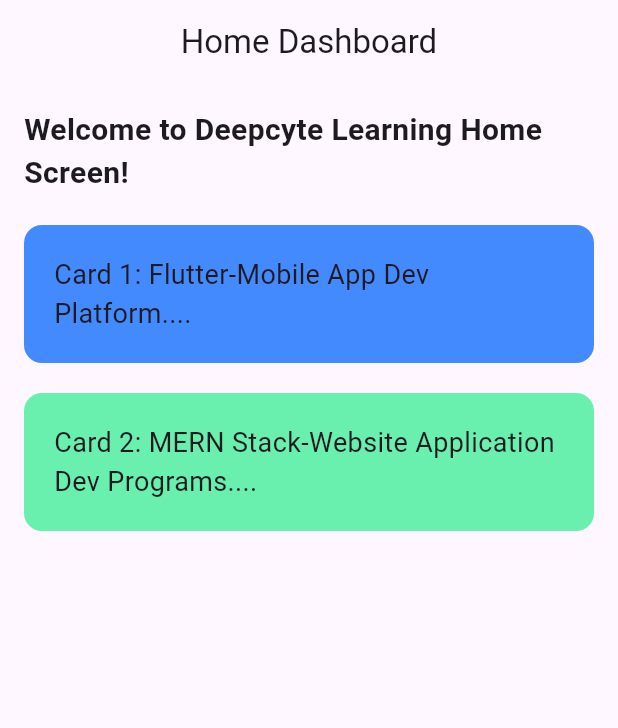
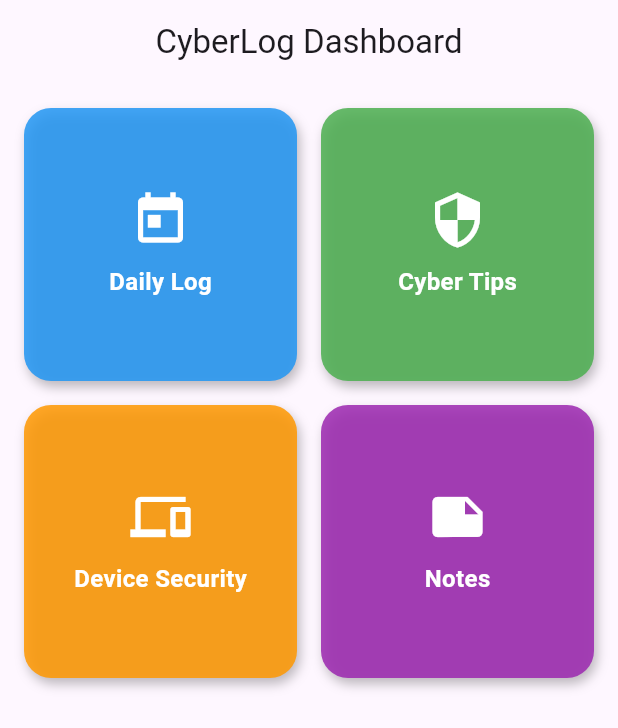
Before and after one commit to prayu-cyber/cyberlog, a Flutter app: the screen it shows after launch, on a phone screen of 412 x 824 dp. Shown: the top 728 px of the screen. Run offline on Flutter 3.47's test engine with Material 3 defaults, Android fonts, the phone set to English and light mode, and no system bars.

Commit message:
Cyberlog Dashboard

```diff
--- a/lib/main.dart
+++ b/lib/main.dart
@@ -1,72 +1,106 @@
 import 'package:flutter/material.dart';
 
 void main() {
-  runApp(const MyApp());
+  runApp(const CyberLogApp());
 }
 
-class MyApp extends StatelessWidget {
-  const MyApp({super.key});
+class CyberLogApp extends StatelessWidget {
+  const CyberLogApp({super.key});
 
   @override
   Widget build(BuildContext context) {
     return MaterialApp(
-      debugShowCheckedModeBanner: false,
-      home: const HomeScreen(),
+      home: const DashboardScreen(),
     );
   }
 }
 
-class HomeScreen extends StatelessWidget {
-  const HomeScreen({super.key});
+class DashboardScreen extends StatelessWidget {
+  const DashboardScreen({super.key});
 
   @override
   Widget build(BuildContext context) {
     return Scaffold(
       appBar: AppBar(
-        title: const Text("Home Dashboard"),
+        title: const Text("CyberLog Dashboard"),
         centerTitle: true,
       ),
+      body: Padding(
+        padding: const EdgeInsets.all(16),
+        child: GridView.count(
+          crossAxisCount: 2, //
+          crossAxisSpacing: 16,
+          mainAxisSpacing: 16,
+          children: const [
+            DashboardCard(
+              title: "Daily Log",
+              icon: Icons.today,
+              color: Colors.blue,
+            ),
+            DashboardCard(
+              title: "Cyber Tips",
+              icon: Icons.security,
+              color: Colors.green,
+            ),
+            DashboardCard(
+              title: "Device Security",
+              icon: Icons.devices,
+              color: Colors.orange,
+            ),
+            DashboardCard(
+              title: "Notes",
+              icon: Icons.note,
+              color: Colors.purple,
+            ),
+          ],
+        ),
+      ),
+    );
+  }
+}
 
-      body: Padding(
-        padding: const EdgeInsets.all(16.0),
+class DashboardCard extends StatelessWidget {
+  final String title;
+  final IconData icon;
+  final Color color;
+
+  const DashboardCard({
+    super.key,
+    required this.title,
+    required this.icon,
+    required this.color,
+  });
+
+  @override
+  Widget build(BuildContext context) {
+    return Container(
+      decoration: BoxDecoration(
+        color: color.withOpacity(0.85), //
+        borderRadius: BorderRadius.circular(18), //
+        boxShadow: const [
+          BoxShadow(
+            color: Colors.black26,
+            blurRadius: 6,
+            offset: Offset(2, 4),
+          ),
+        ],
+      ),
+      child: Center(
         child: Column(
-          crossAxisAlignment: CrossAxisAlignment.start,
+          mainAxisSize: MainAxisSize.min,
           children: [
-            const Text(
-              "Welcome to Deepcyte Learning Home Screen!",
-              style: TextStyle(
-                fontSize: 20,
+            Icon(
+              icon,
+              size: 40,
+              color: Colors.white,
+            ),
+            const SizedBox(height: 10),
+            Text(
+              title,
+              style: const TextStyle(
+                color: Colors.white,
+                fontSize: 16,
                 fontWeight: FontWeight.bold,
-              ),
-            ),
-
-            const SizedBox(height: 20),
-
-            Container(
-              padding: const EdgeInsets.all(20),
-              width: double.infinity,
-              decoration: BoxDecoration(
-                color: Colors.blueAccent.withValues(),
-                borderRadius: BorderRadius.circular(12),
-              ),
-              child: const Text(
-                "Card 1: Flutter-Mobile App Dev Platform....",
-                style: TextStyle(fontSize: 18),
-              ),
-            ),
-
-            const SizedBox(height: 20),
-
-            Container(
-              padding: const EdgeInsets.all(20),
-              width: double.infinity,
-              decoration: BoxDecoration(
-                color: Colors.greenAccent.withValues(),
-                borderRadius: BorderRadius.circular(12),
-              ),
-              child: const Text(
-                "Card 2: MERN Stack-Website Application Dev Programs....",
-                style: TextStyle(fontSize: 18),
               ),
             ),
           ],
```
